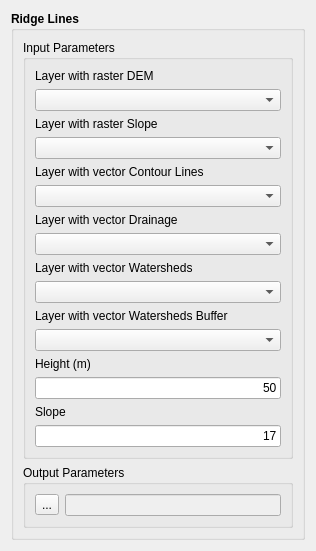
Old version of the form src/qt/ui/RidgeLinesWidgetForm.ui in the repository ericabreu82/tv5_app.
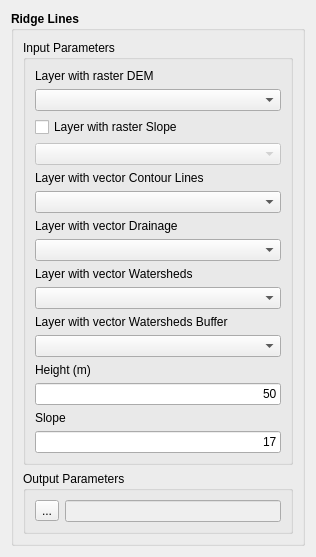
New version of the form.

What changed in the file:
```diff
--- a/src/qt/ui/RidgeLinesWidgetForm.ui
+++ b/src/qt/ui/RidgeLinesWidgetForm.ui
@@ -7,7 +7,7 @@
     <x>0</x>
     <y>0</y>
     <width>316</width>
-    <height>343</height>
+    <height>541</height>
    </rect>
   </property>
   <property name="windowTitle">
@@ -64,7 +64,7 @@
                <item row="1" column="0">
                 <layout class="QGridLayout" name="gridLayout_4">
                  <item row="0" column="0">
-                  <widget class="QLabel" name="label_3">
+                  <widget class="QCheckBox" name="m_layerSlopeCheckBox">
                    <property name="text">
                     <string>Layer with raster Slope</string>
                    </property>
@@ -73,7 +73,11 @@
                  <item row="1" column="0">
                   <layout class="QGridLayout" name="gridLayout_3">
                    <item row="0" column="0">
-                    <widget class="QComboBox" name="m_slopeLayerComboBox"/>
+                    <widget class="QComboBox" name="m_slopeLayerComboBox">
+                     <property name="enabled">
+                      <bool>false</bool>
+                     </property>
+                    </widget>
                    </item>
                   </layout>
                  </item>
```
Left out of the diff: 21 changed lines with no effect on the pictures.
